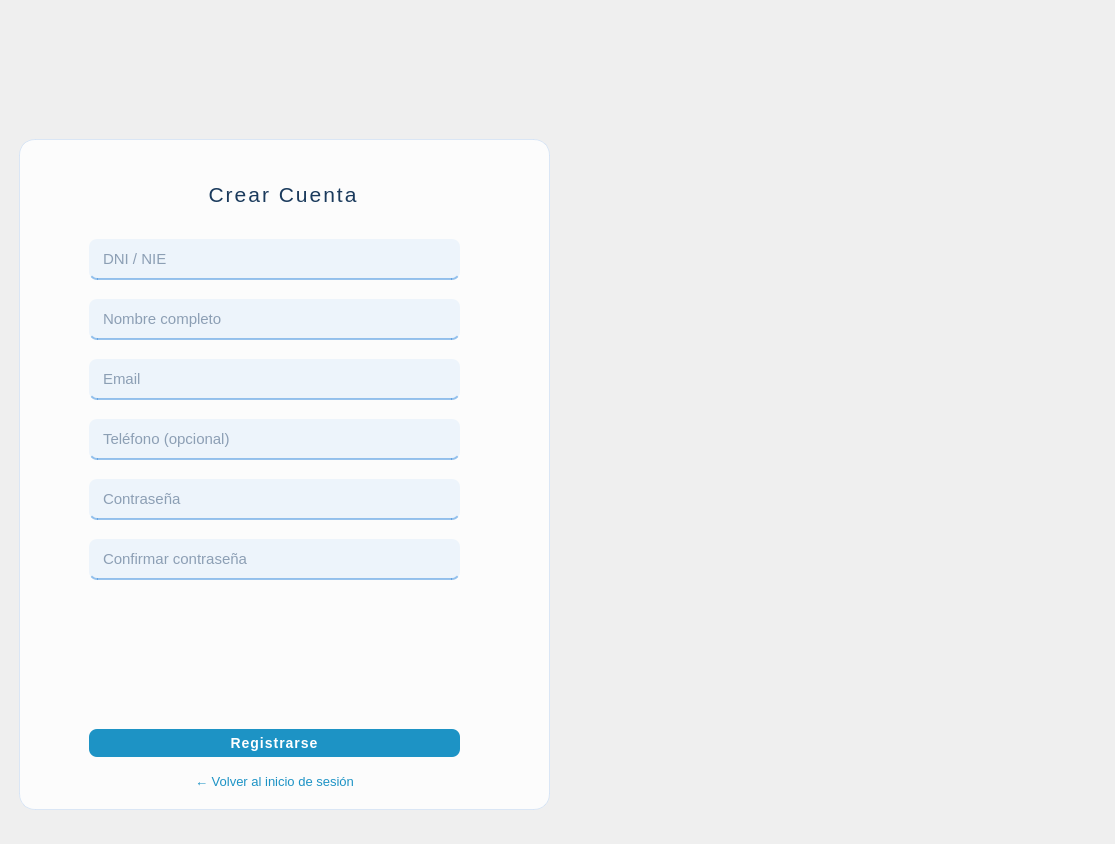
Above: src/vista/ui/vistaRegistro.ui from laraanton/InSo before the change. Below: the same form after it.
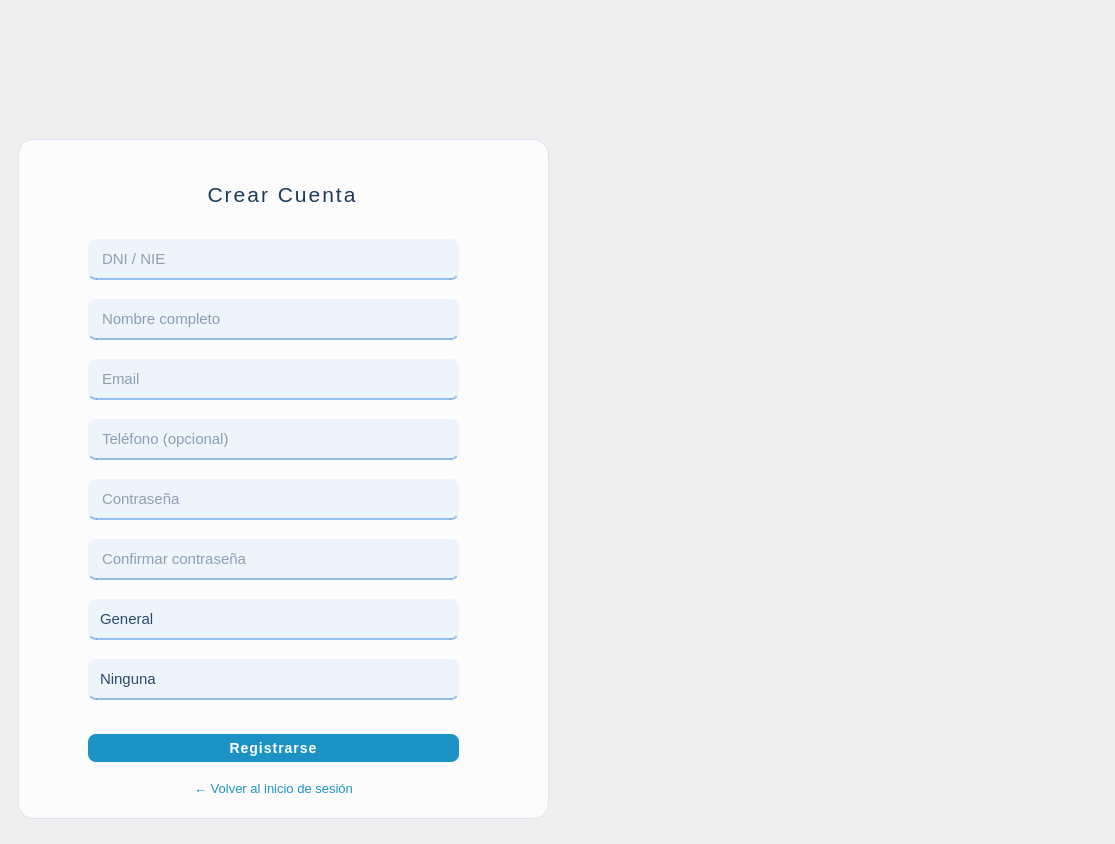
That is the form after the change. Icons and pictures are not drawn.

What changed in the file:
```diff
--- a/src/vista/ui/vistaRegistro.ui
+++ b/src/vista/ui/vistaRegistro.ui
@@ -26,11 +26,12 @@
        <widget class="QWidget" name="widget" native="true">
         <widget class="QWidget" name="widget_2" native="true">
          <property name="geometry">
+         <!-- Medidas para recuadro con formulario-->
           <rect>
-           <x>10</x>
+           <x>9</x>
            <y>130</y>
            <width>531</width>
-           <height>671</height>
+           <height>680</height>
           </rect>
          </property>
          <property name="styleSheet">
@@ -167,11 +168,130 @@
            <string>Confirmar contraseña</string>
           </property>
          </widget>
+
+         <!-- Preferencia -->
+         <widget class="QComboBox" name="in_preferencia">
+          <property name="geometry">
+           <rect>
+            <x>70</x>
+            <y>460</y>
+            <width>371</width>
+            <height>41</height>
+           </rect>
+          </property>
+          <property name="styleSheet">
+           <string notr="true">QComboBox {
+	font-size: 15px;
+	color: #2c4a6e;
+	background-color: rgba(230, 241, 251, 0.7);
+	border: none;
+	border-bottom: 2px solid rgba(55, 138, 221, 0.5);
+	border-radius: 8px;
+	padding: 6px 12px;
+}
+QComboBox:focus {
+	background-color: rgba(230, 241, 251, 0.95);
+	border-bottom: 2px solid rgb(55, 138, 221);
+}
+QComboBox::drop-down {
+	border: none;
+	padding-right: 10px;
+}
+QComboBox QAbstractItemView {
+	background-color: #ffffff;
+	color: #2c4a6e;
+	selection-background-color: rgba(55, 138, 221, 0.15);
+	border: 1px solid rgba(55, 138, 221, 0.3);
+	border-radius: 8px;
+	padding: 4px;
+}</string>
+          </property>
+          <item>
+           <property name="text">
+            <string>General</string>
+           </property>
+          </item>
+          <item>
+           <property name="text">
+            <string>Familiar</string>
+           </property>
+          </item>
+          <item>
+           <property name="text">
+            <string>Jubilado</string>
+           </property>
+          </item>
+          <item>
+           <property name="text">
+            <string>Movilidad reducida</string>
+           </property>
+          </item>
+          <item>
+           <property name="text">
+            <string>Escolar</string>
+           </property>
+          </item>
+         </widget>
+
+<!-- Accesibilidad -->
+         <widget class="QComboBox" name="in_accesibilidad">
+          <property name="geometry">
+           <rect>
+            <x>70</x>
+            <y>520</y>
+            <width>371</width>
+            <height>41</height>
+           </rect>
+          </property>
+          <property name="styleSheet">
+           <string notr="true">QComboBox {
+	font-size: 15px;
+	color: #2c4a6e;
+	background-color: rgba(230, 241, 251, 0.7);
+	border: none;
+	border-bottom: 2px solid rgba(55, 138, 221, 0.5);
+	border-radius: 8px;
+	padding: 6px 12px;
+}
+QComboBox:focus {
+	background-color: rgba(230, 241, 251, 0.95);
+	border-bottom: 2px solid rgb(55, 138, 221);
+}
+QComboBox::drop-down {
+	border: none;
+	padding-right: 10px;
+}
+QComboBox QAbstractItemView {
+	background-color: #ffffff;
+	color: #2c4a6e;
+	selection-background-color: rgba(55, 138, 221, 0.15);
+	border: 1px solid rgba(55, 138, 221, 0.3);
+	border-radius: 8px;
+	padding: 4px;
+}</string>
+          </property>
+          <item>
+           <property name="text">
+            <string>Ninguna</string>
+           </property>
+          </item>
+          <item>
+           <property name="text">
+            <string>Dificultad lectura</string>
+           </property>
+          </item>
+          <item>
+           <property name="text">
+            <string>Movilidad Reducida</string>
+           </property>
+          </item>
+         </widget>
+         <!-- Botón -->
          <widget class="QPushButton" name="botonRegistrar">
           <property name="geometry">
            <rect>
             <x>70</x>
-            <y>590</y>
+            <y>595</y>
             <width>371</width>
             <height>28</height>
            </rect>
@@ -185,27 +305,41 @@
            <string>Registrarse</string>
           </property>
          </widget>
-         <widget class="QPushButton" name="botonVolver">
-          <property name="geometry">
-           <rect>
-            <x>70</x>
-            <y>628</y>
-            <width>371</width>
-            <height>28</height>
-           </rect>
-          </property>
-          <property name="cursor">
-           <cursorShape>PointingHandCursor</cursorShape>
-          </property>
-          <property name="styleSheet">
-           <string notr="true">QPushButton { background-color: transparent; color: rgb(29, 147, 197); font-size: 13px; font-weight: 400; border: none; border-radius: 8px; padding: 6px; }
-QPushButton:hover { color: rgb(24, 95, 165); text-decoration: underline; }
-QPushButton:pressed { color: rgb(12, 68, 124); }</string>
-          </property>
-          <property name="text">
-           <string>← Volver al inicio de sesión</string>
-          </property>
-         </widget>
+        <!-- Botón Volver al Login -->
+        <widget class="QPushButton" name="botonVolver">
+        <property name="geometry">
+        <rect>
+        <x>70</x>
+        <y>635</y>
+        <width>371</width>
+        <height>28</height>
+        </rect>
+        </property>
+        <property name="styleSheet">
+        <string notr="true">QPushButton {
+            background-color: transparent;
+            color: rgb(29, 147, 197);
+            font-size: 13px;
+            font-weight: 400;
+            border: none;
+            border-radius: 8px;
+            padding: 6px;
+        }
+        QPushButton:hover {
+            color: rgb(24, 95, 165);
+            text-decoration: underline;
+        }
+        QPushButton:pressed {
+            color: rgb(12, 68, 124);
+        }</string>
+        </property>
+        <property name="text">
+        <string>← Volver al inicio de sesión</string>
+        </property>
+        <property name="cursor">
+        <cursorShape>PointingHandCursor</cursorShape>
+        </property>
+        </widget>
         </widget>
        </widget>
       </item>
```
Left out of the diff: 116 changed lines with no effect on the pictures.
